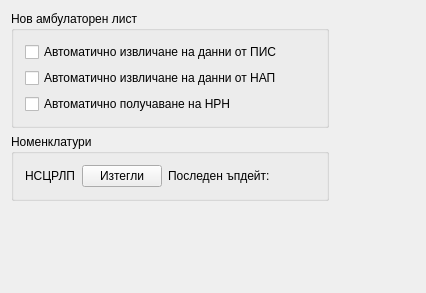
thefinalcutbg/DinoDent, file src/View/Widgets/GeneralSettings.ui: the form before one commit.
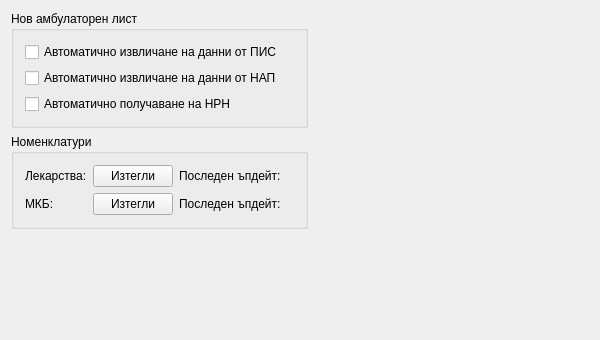
The form after the commit.

The edit to the form file:
```diff
--- a/src/View/Widgets/GeneralSettings.ui
+++ b/src/View/Widgets/GeneralSettings.ui
@@ -6,8 +6,8 @@
    <rect>
     <x>0</x>
     <y>0</y>
-    <width>426</width>
-    <height>293</height>
+    <width>600</width>
+    <height>340</height>
    </rect>
   </property>
   <property name="windowTitle">
@@ -48,19 +48,36 @@
      </item>
      <item>
       <widget class="QGroupBox" name="groupBox_2">
+       <property name="minimumSize">
+        <size>
+         <width>0</width>
+         <height>0</height>
+        </size>
+       </property>
        <property name="title">
         <string>Номенклатури</string>
        </property>
-       <layout class="QVBoxLayout" name="verticalLayout_2">
+       <layout class="QHBoxLayout" name="horizontalLayout">
         <item>
-         <layout class="QHBoxLayout" name="horizontalLayout">
+         <layout class="QVBoxLayout" name="verticalLayout_2">
           <item>
            <widget class="QLabel" name="label">
             <property name="text">
-             <string>НСЦРЛП</string>
+             <string>Лекарства:</string>
             </property>
            </widget>
           </item>
+          <item>
+           <widget class="QLabel" name="label_3">
+            <property name="text">
+             <string>МКБ:</string>
+            </property>
+           </widget>
+          </item>
+         </layout>
+        </item>
+        <item>
+         <layout class="QVBoxLayout" name="verticalLayout_4">
           <item>
            <widget class="QPushButton" name="updateMedButton">
             <property name="text">
@@ -69,6 +86,17 @@
            </widget>
           </item>
           <item>
+           <widget class="QPushButton" name="updateMkbButton">
+            <property name="text">
+             <string>Изтегли</string>
+            </property>
+           </widget>
+          </item>
+         </layout>
+        </item>
+        <item>
+         <layout class="QVBoxLayout" name="verticalLayout_5">
+          <item>
            <widget class="QLabel" name="label_2">
             <property name="text">
              <string>Последен ъпдейт:</string>
@@ -76,6 +104,17 @@
            </widget>
           </item>
           <item>
+           <widget class="QLabel" name="label_4">
+            <property name="text">
+             <string>Последен ъпдейт:</string>
+            </property>
+           </widget>
+          </item>
+         </layout>
+        </item>
+        <item>
+         <layout class="QVBoxLayout" name="verticalLayout_6">
+          <item>
            <widget class="QLabel" name="medUpdateLabel">
             <property name="text">
              <string/>
@@ -83,17 +122,11 @@
            </widget>
           </item>
           <item>
-           <spacer name="horizontalSpacer">
-            <property name="orientation">
-             <enum>Qt::Horizontal</enum>
+           <widget class="QLabel" name="mkbUpdateLabel">
+            <property name="text">
+             <string/>
             </property>
-            <property name="sizeHint" stdset="0">
-             <size>
-              <width>40</width>
-              <height>20</height>
-             </size>
-            </property>
-           </spacer>
+           </widget>
           </item>
          </layout>
         </item>
```
